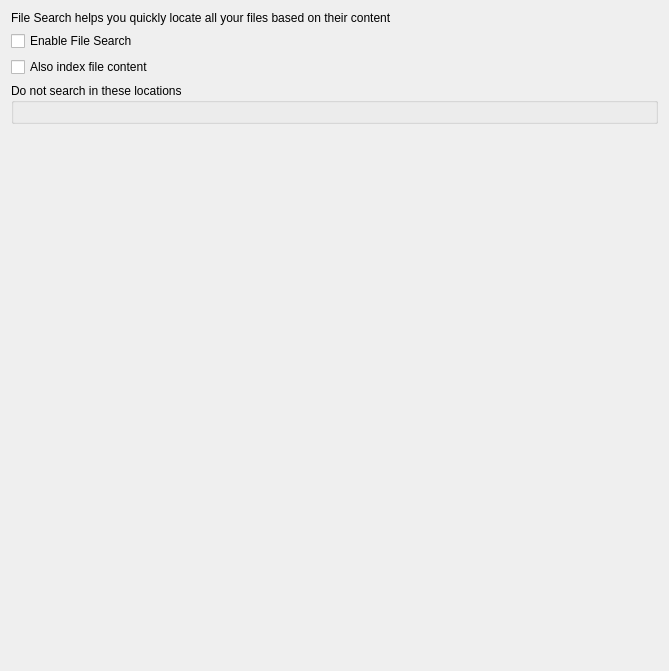
Old version of the form kcms/baloo/configwidget.ui in the repository Sonic-DE/sonic-desktop-interface.
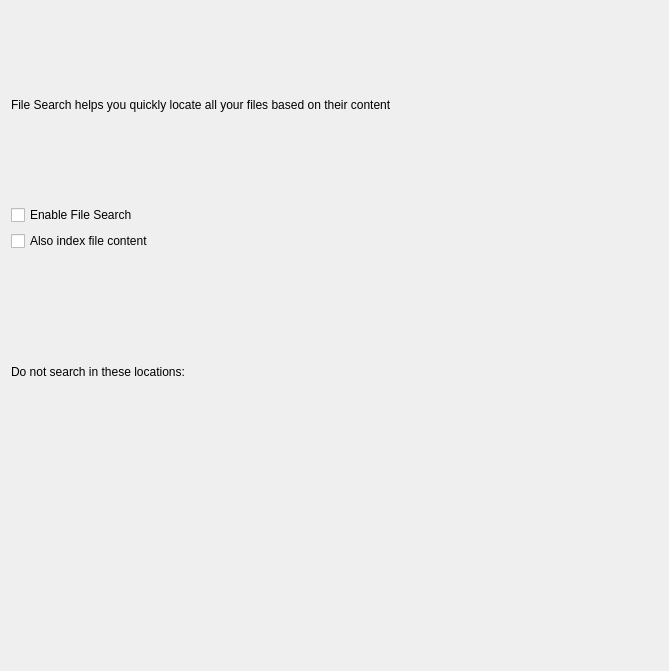
New version of the form. Custom widgets are drawn as their Qt base class.

Commit message: Allow 'Exclude folders' section in Baloo KCM to fill window

Patch:
```diff
--- a/kcms/baloo/configwidget.ui
+++ b/kcms/baloo/configwidget.ui
@@ -47,33 +47,48 @@
     </widget>
    </item>
    <item>
-    <widget class="QGroupBox" name="m_excludeFolders_GB">
-     <property name="title">
-      <string>Do not search in these locations</string>
-     </property>
-     <property name="flat">
-      <bool>false</bool>
-     </property>
-     <layout class="QHBoxLayout" name="horizontalLayout">
-      <item>
-       <widget class="FolderSelectionWidget" name="m_excludeFolders_FSW" native="true"/>
-      </item>
-     </layout>
-    </widget>
-   </item>
-   <item>
-    <spacer name="bottomSpacer">
+    <spacer name="middleSpacer">
      <property name="orientation">
       <enum>Qt::Vertical</enum>
      </property>
+     <property name="sizeType">
+      <enum>QSizePolicy::Fixed</enum>
+     </property>
      <property name="sizeHint" stdset="0">
       <size>
        <width>1</width>
-       <height>66</height>
+       <height>20</height>
       </size>
      </property>
     </spacer>
    </item>
+   <item>
+    <layout class="QHBoxLayout" name="horizontalLayout_3" stretch="5">
+     <item>
+      <widget class="QLabel" name="m_excludeLabel">
+       <property name="sizePolicy">
+        <sizepolicy hsizetype="Expanding" vsizetype="Preferred">
+         <horstretch>0</horstretch>
+         <verstretch>0</verstretch>
+        </sizepolicy>
+       </property>
+       <property name="text">
+        <string>Do not search in these locations:</string>
+       </property>
+       <property name="wordWrap">
+        <bool>true</bool>
+       </property>
+      </widget>
+     </item>
+    </layout>
+   </item>
+   <item>
+   <layout class="QHBoxLayout" name="horizontalLayout">
+    <item>
+     <widget class="FolderSelectionWidget" name="m_excludeFolders_FSW" native="true"/>
+    </item>
+    </layout>
+   </item>
   </layout>
  </widget>
  <customwidgets>
```
The commit also changes 1 other file.
